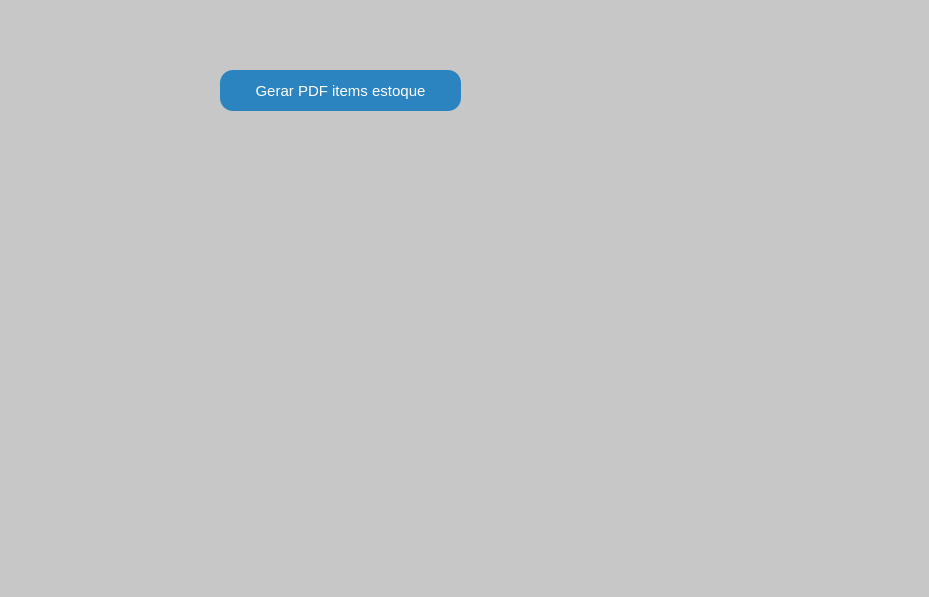
This is relatorios.ui in GabR36/QEstoqueLoja as Qt 5 draws it before an edit. The edited form follows.
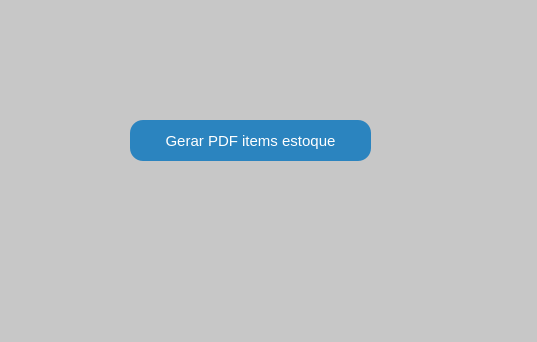
This is the edited form.

Commit message: soma dos itens pdf e logo

```diff
--- a/relatorios.ui
+++ b/relatorios.ui
@@ -6,8 +6,8 @@
    <rect>
     <x>0</x>
     <y>0</y>
-    <width>929</width>
-    <height>597</height>
+    <width>537</width>
+    <height>342</height>
    </rect>
   </property>
   <property name="windowTitle">
@@ -38,12 +38,15 @@
   <widget class="QPushButton" name="Btn_PdfGen">
    <property name="geometry">
     <rect>
-     <x>220</x>
-     <y>70</y>
+     <x>130</x>
+     <y>120</y>
      <width>241</width>
      <height>41</height>
     </rect>
    </property>
+   <property name="styleSheet">
+    <string notr="true">font: 700 9pt &quot;Segoe UI&quot;;</string>
+   </property>
    <property name="text">
     <string>Gerar PDF items estoque</string>
    </property>
```
The commit also changes 1 other file.
